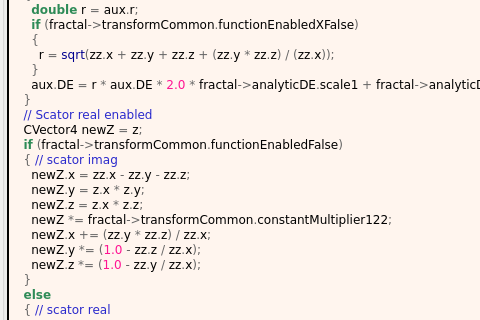
First picture: the form in mandelbulber2/formula/ui/scator_power2_std_r.ui, repository buddhi1980/mandelbulber2, before the edit; both pictures show x 0 to 480 and y 494 to 814 of the 862 by 1189 pixel window.
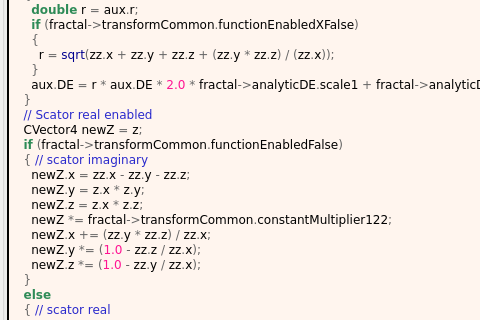
Second picture: the form after the edit. Custom widgets are drawn as their Qt base class.

Commit message: Run populate... and CodyStyleScheck php scrips

Diff of the .ui file:
```diff
--- a/mandelbulber2/formula/ui/scator_power2_std_r.ui
+++ b/mandelbulber2/formula/ui/scator_power2_std_r.ui
@@ -351,7 +351,7 @@
   &lt;span style=&quot;color:#2929cc&quot;&gt;// Scator real enabled&lt;/span&gt;
   CVector4 newZ &lt;span style=&quot;color:#676767&quot;&gt;=&lt;/span&gt; z&lt;span style=&quot;color:#676767&quot;&gt;;&lt;/span&gt;
   &lt;span style=&quot;color:#2e8b57; font-weight:bold&quot;&gt;if&lt;/span&gt; &lt;span style=&quot;color:#676767&quot;&gt;(&lt;/span&gt;fractal&lt;span style=&quot;color:#676767&quot;&gt;-&amp;gt;&lt;/span&gt;transformCommon&lt;span style=&quot;color:#676767&quot;&gt;.&lt;/span&gt;functionEnabledFalse&lt;span style=&quot;color:#676767&quot;&gt;)&lt;/span&gt;
-  &lt;span style=&quot;color:#676767&quot;&gt;{&lt;/span&gt; &lt;span style=&quot;color:#2929cc&quot;&gt;// scator imag&lt;/span&gt;
+  &lt;span style=&quot;color:#676767&quot;&gt;{&lt;/span&gt; &lt;span style=&quot;color:#2929cc&quot;&gt;// scator imaginary&lt;/span&gt;
     newZ&lt;span style=&quot;color:#676767&quot;&gt;.&lt;/span&gt;x &lt;span style=&quot;color:#676767&quot;&gt;=&lt;/span&gt; zz&lt;span style=&quot;color:#676767&quot;&gt;.&lt;/span&gt;x &lt;span style=&quot;color:#676767&quot;&gt;-&lt;/span&gt; zz&lt;span style=&quot;color:#676767&quot;&gt;.&lt;/span&gt;y &lt;span style=&quot;color:#676767&quot;&gt;-&lt;/span&gt; zz&lt;span style=&quot;color:#676767&quot;&gt;.&lt;/span&gt;z&lt;span style=&quot;color:#676767&quot;&gt;;&lt;/span&gt;
     newZ&lt;span style=&quot;color:#676767&quot;&gt;.&lt;/span&gt;y &lt;span style=&quot;color:#676767&quot;&gt;=&lt;/span&gt; z&lt;span style=&quot;color:#676767&quot;&gt;.&lt;/span&gt;x &lt;span style=&quot;color:#676767&quot;&gt;*&lt;/span&gt; z&lt;span style=&quot;color:#676767&quot;&gt;.&lt;/span&gt;y&lt;span style=&quot;color:#676767&quot;&gt;;&lt;/span&gt;
     newZ&lt;span style=&quot;color:#676767&quot;&gt;.&lt;/span&gt;z &lt;span style=&quot;color:#676767&quot;&gt;=&lt;/span&gt; z&lt;span style=&quot;color:#676767&quot;&gt;.&lt;/span&gt;x &lt;span style=&quot;color:#676767&quot;&gt;*&lt;/span&gt; z&lt;span style=&quot;color:#676767&quot;&gt;.&lt;/span&gt;z&lt;span style=&quot;color:#676767&quot;&gt;;&lt;/span&gt;
```
The commit also changes 134 other files.
